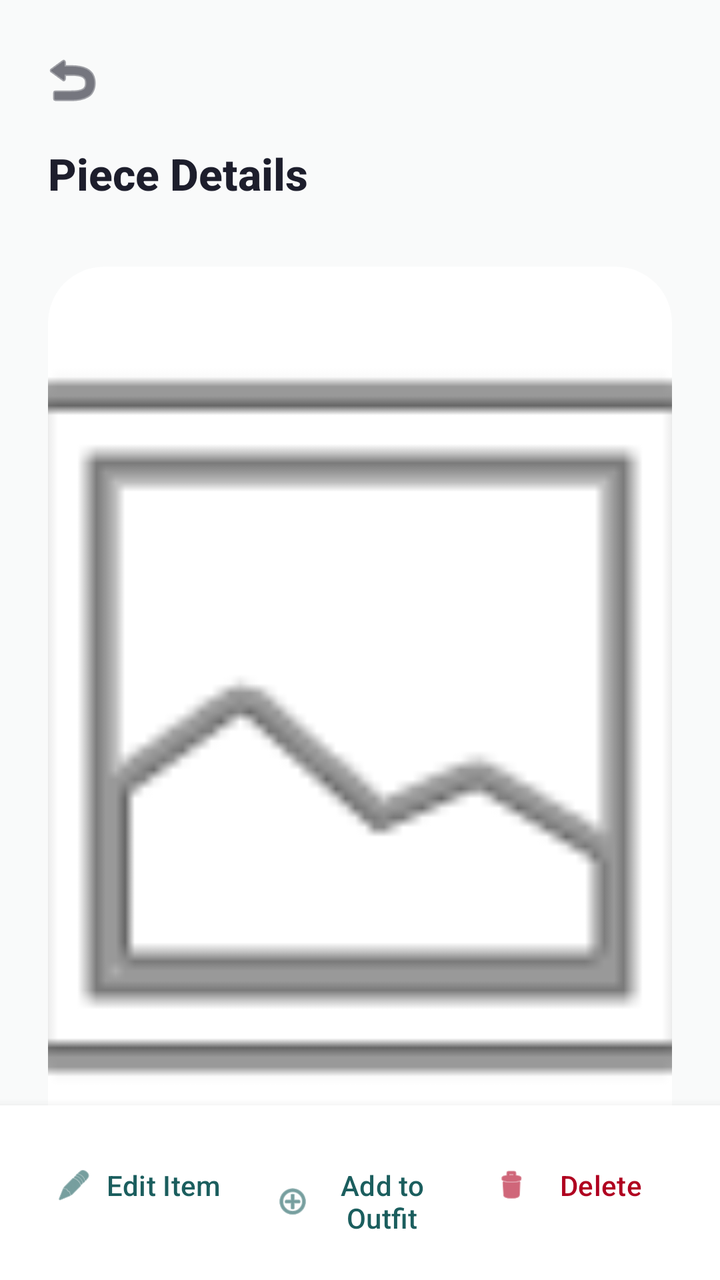
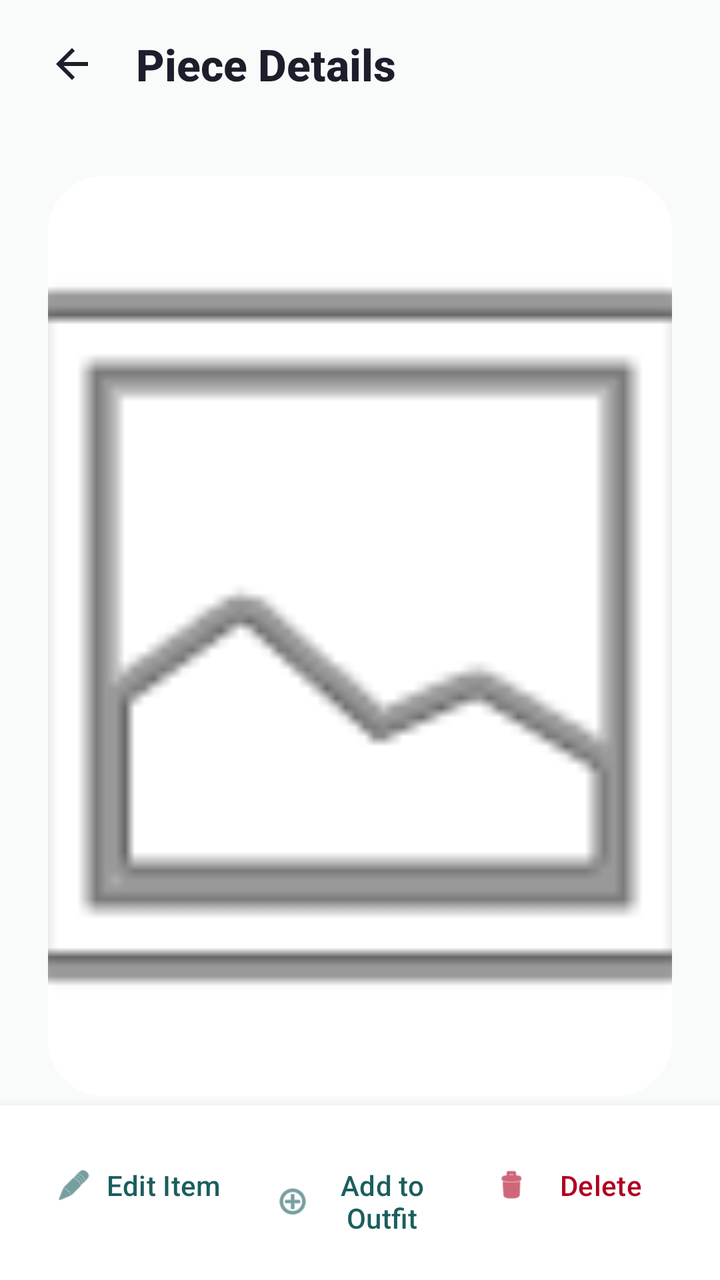

Screens rendered from an Android XML layout before and after an edit, with the pre-edit source and the edit as a unified diff.
<!-- AndroidManifest.xml: application theme Theme.FitsForYou -->
<!-- res/layout/activity_clothing_detail.xml -->
<?xml version="1.0" encoding="utf-8"?>
<androidx.constraintlayout.widget.ConstraintLayout xmlns:android="http://schemas.android.com/apk/res/android"
    xmlns:app="http://schemas.android.com/apk/res-auto"
    xmlns:tools="http://schemas.android.com/tools"
    android:id="@+id/detailRoot"
    android:layout_width="match_parent"
    android:layout_height="match_parent"
    android:background="@color/background">

    
    <androidx.constraintlayout.widget.ConstraintLayout
        android:id="@+id/header"
        android:layout_width="match_parent"
        android:layout_height="wrap_content"
        android:background="@android:color/transparent"
        android:paddingBottom="8dp"
        app:layout_constraintTop_toTopOf="parent">

        <ImageButton
            android:id="@+id/backBtn"
            android:layout_width="48dp"
            android:layout_height="48dp"
            android:layout_marginStart="12dp"
            android:layout_marginTop="16dp"
            android:background="?attr/selectableItemBackgroundBorderless"
            android:src="@android:drawable/ic_menu_revert"
            app:layout_constraintStart_toStartOf="parent"
            app:layout_constraintTop_toTopOf="parent"
            app:tint="@color/text_primary" />

        <TextView
            android:id="@+id/detailTitle"
            style="@style/TextHeader"
            android:layout_width="wrap_content"
            android:layout_height="wrap_content"
            android:layout_marginStart="24dp"
            android:layout_marginTop="8dp"
            android:text="Piece Details"
            app:layout_constraintStart_toStartOf="parent"
            app:layout_constraintTop_toBottomOf="@id/backBtn" />
    </androidx.constraintlayout.widget.ConstraintLayout>

    <androidx.core.widget.NestedScrollView
        android:layout_width="match_parent"
        android:layout_height="0dp"
        android:fillViewport="true"
        app:layout_constraintBottom_toTopOf="@id/bottomActionRow"
        app:layout_constraintTop_toBottomOf="@id/header">

        <LinearLayout
            android:layout_width="match_parent"
            android:layout_height="wrap_content"
            android:orientation="vertical"
            android:padding="24dp">

            <com.google.android.material.card.MaterialCardView
                android:id="@+id/imageCard"
                android:layout_width="match_parent"
                android:layout_height="460dp"
                app:cardCornerRadius="@dimen/card_corner_radius_large"
                app:cardElevation="0dp"
                app:strokeWidth="0dp">

                <ImageView
                    android:id="@+id/clothingImage"
                    android:layout_width="match_parent"
                    android:layout_height="match_parent"
                    android:scaleType="centerCrop"
                    android:src="@android:drawable/ic_menu_gallery" />
            </com.google.android.material.card.MaterialCardView>

            <LinearLayout
                android:layout_width="match_parent"
                android:layout_height="wrap_content"
                android:layout_marginTop="24dp"
                android:orientation="horizontal"
                android:gravity="center_vertical">

                <TextView
                    android:id="@+id/clothingName"
                    style="@style/TextTitle"
                    android:layout_width="0dp"
                    android:layout_height="wrap_content"
                    android:layout_weight="1"
                    android:text="Piece Name" />

                <TextView
                    android:id="@+id/capsuleBadge"
                    android:layout_width="wrap_content"
                    android:layout_height="wrap_content"
                    android:background="@drawable/badge_bg"
                    android:paddingHorizontal="10dp"
                    android:paddingVertical="4dp"
                    android:text="CAPSULE ESSENTIAL"
                    android:textColor="@color/white"
                    android:textSize="@dimen/text_size_micro"
                    android:textStyle="bold"
                    android:visibility="gone" />
            </LinearLayout>

            <TextView
                android:id="@+id/categoryTag"
                android:layout_width="wrap_content"
                android:layout_height="wrap_content"
                android:layout_marginTop="4dp"
                android:background="@color/primary_light"
                android:paddingHorizontal="12dp"
                android:paddingVertical="4dp"
                android:text="Category"
                android:textColor="@color/primary"
                android:textStyle="bold"
                android:textSize="@dimen/text_size_tiny" />

            
            <TextView
                style="@style/TextHeader"
                android:layout_width="wrap_content"
                android:layout_height="wrap_content"
                android:layout_marginTop="32dp"
                android:text="Attributes"
                android:textSize="@dimen/text_size_body" />

            <com.google.android.material.card.MaterialCardView
                android:layout_width="match_parent"
                android:layout_height="wrap_content"
                android:layout_marginTop="12dp"
                app:cardCornerRadius="@dimen/card_corner_radius"
                app:cardElevation="0dp"
                app:strokeColor="@color/border"
                app:strokeWidth="1dp"
                app:cardBackgroundColor="@color/white">

                <LinearLayout
                    android:layout_width="match_parent"
                    android:layout_height="wrap_content"
                    android:orientation="vertical"
                    android:padding="16dp">

                    <LinearLayout
                        android:layout_width="match_parent"
                        android:layout_height="wrap_content"
                        android:orientation="horizontal">
                        <TextView style="@style/TextSecondary" android:layout_width="100dp" android:layout_height="wrap_content" android:text="Primary Color" />
                        <View android:id="@+id/colorIndicator" android:layout_width="16dp" android:layout_height="16dp" android:layout_gravity="center_vertical" android:background="@color/black" />
                        <TextView android:id="@+id/colorText" style="@style/TextBody" android:layout_width="wrap_content" android:layout_height="wrap_content" android:layout_marginStart="8dp" android:text="Black" />
                    </LinearLayout>

                    <LinearLayout
                        android:layout_width="match_parent"
                        android:layout_height="wrap_content"
                        android:layout_marginTop="12dp"
                        android:orientation="horizontal">
                        <TextView style="@style/TextSecondary" android:layout_width="100dp" android:layout_height="wrap_content" android:text="Season" />
                        <TextView android:id="@+id/seasonText" style="@style/TextBody" android:layout_width="wrap_content" android:layout_height="wrap_content" android:text="All Season" />
                    </LinearLayout>

                    <LinearLayout
                        android:layout_width="match_parent"
                        android:layout_height="wrap_content"
                        android:layout_marginTop="12dp"
                        android:orientation="horizontal">
                        <TextView style="@style/TextSecondary" android:layout_width="100dp" android:layout_height="wrap_content" android:text="Added On" />
                        <TextView android:id="@+id/addedOnText" style="@style/TextBody" android:layout_width="wrap_content" android:layout_height="wrap_content" android:text="Sept 5, 2026" />
                    </LinearLayout>
                </LinearLayout>
            </com.google.android.material.card.MaterialCardView>

            
            <TextView
                style="@style/TextHeader"
                android:layout_width="wrap_content"
                android:layout_height="wrap_content"
                android:layout_marginTop="32dp"
                android:text="Usage Analytics"
                android:textSize="@dimen/text_size_body" />

            <com.google.android.material.card.MaterialCardView
                android:layout_width="match_parent"
                android:layout_height="wrap_content"
                android:layout_marginTop="12dp"
                app:cardCornerRadius="@dimen/card_corner_radius"
                app:cardElevation="0dp"
                app:strokeColor="@color/border"
                app:strokeWidth="1dp"
                app:cardBackgroundColor="@color/white">

                <LinearLayout
                    android:layout_width="match_parent"
                    android:layout_height="wrap_content"
                    android:orientation="vertical"
                    android:padding="16dp">

                    <LinearLayout
                        android:layout_width="match_parent"
                        android:layout_height="wrap_content"
                        android:orientation="horizontal">
                        <TextView style="@style/TextSecondary" android:layout_width="100dp" android:layout_height="wrap_content" android:text="Times Worn" />
                        <TextView android:id="@+id/timesWornText" style="@style/TextBody" android:layout_width="wrap_content" android:layout_height="wrap_content" android:text="0 times" android:textStyle="bold" />
                    </LinearLayout>

                    <LinearLayout
                        android:layout_width="match_parent"
                        android:layout_height="wrap_content"
                        android:layout_marginTop="12dp"
                        android:orientation="horizontal">
                        <TextView style="@style/TextSecondary" android:layout_width="100dp" android:layout_height="wrap_content" android:text="Last Worn" />
                        <TextView android:id="@+id/lastWornText" style="@style/TextBody" android:layout_width="wrap_content" android:layout_height="wrap_content" android:text="Never worn" />
                    </LinearLayout>
                </LinearLayout>
            </com.google.android.material.card.MaterialCardView>

            <Button
                android:id="@+id/markWornBtn"
                style="@style/PrimaryButton"
                android:layout_width="match_parent"
                android:layout_height="56dp"
                android:layout_marginTop="32dp"
                android:text="Mark Worn Today" />

            <View android:layout_width="match_parent" android:layout_height="40dp" />

        </LinearLayout>
    </androidx.core.widget.NestedScrollView>

    <LinearLayout
        android:id="@+id/bottomActionRow"
        android:layout_width="match_parent"
        android:layout_height="wrap_content"
        android:background="@color/white"
        android:elevation="8dp"
        android:orientation="horizontal"
        android:padding="16dp"
        app:layout_constraintBottom_toBottomOf="parent">

        <com.google.android.material.button.MaterialButton
            android:id="@+id/editBtn"
            style="@style/Widget.Material3.Button.TextButton"
            android:layout_width="0dp"
            android:layout_height="wrap_content"
            android:layout_weight="1"
            android:text="Edit Item"
            app:icon="@android:drawable/ic_menu_edit" />

        <com.google.android.material.button.MaterialButton
            android:id="@+id/addToOutfitBtn"
            style="@style/Widget.Material3.Button.TextButton"
            android:layout_width="0dp"
            android:layout_height="wrap_content"
            android:layout_weight="1"
            android:text="Add to Outfit"
            app:icon="@android:drawable/ic_menu_add" />

        <com.google.android.material.button.MaterialButton
            android:id="@+id/deleteBtn"
            style="@style/Widget.Material3.Button.TextButton"
            android:layout_width="0dp"
            android:layout_height="wrap_content"
            android:layout_weight="1"
            android:text="Delete"
            android:textColor="@color/error"
            app:icon="@android:drawable/ic_menu_delete"
            app:iconTint="@color/error" />
    </LinearLayout>

</androidx.constraintlayout.widget.ConstraintLayout>
<!-- resources referenced by this layout -->
<resources>
  <color name="background">#F9FAFA</color>
  <color name="black">#FF000000</color>
  <color name="border">#EAEAEA</color>
  <color name="error">#B00020</color>
  <color name="primary">#1B5E5E</color>
  <color name="primary_light">#E8F1F1</color>
  <color name="text_primary">#1D1E2C</color>
  <color name="white">#FFFFFFFF</color>
  <dimen name="card_corner_radius">20dp</dimen>
  <dimen name="card_corner_radius_large">28dp</dimen>
  <dimen name="text_size_body">16sp</dimen>
  <dimen name="text_size_micro">9sp</dimen>
  <dimen name="text_size_tiny">12sp</dimen>
  <!-- drawable badge_bg (drawable) -->
  <?xml version="1.0" encoding="utf-8"?>
  <shape xmlns:android="http://schemas.android.com/apk/res/android">
      <solid android:color="@color/accent" />
      <corners android:radius="8dp" />
  </shape>
  <style name="TextBody">
          <item name="android:textSize">@dimen/text_size_body</item>
          <item name="android:textColor">@color/text_primary</item>
          <item name="android:fontFamily">sans-serif</item>
      </style>
  <style name="TextHeader">
          <item name="android:textSize">@dimen/text_size_header</item>
          <item name="android:textStyle">bold</item>
          <item name="android:textColor">@color/text_primary</item>
          <item name="android:fontFamily">sans-serif-medium</item>
      </style>
  <style name="TextSecondary">
          <item name="android:textSize">@dimen/text_size_small</item>
          <item name="android:textColor">@color/text_secondary</item>
          <item name="android:fontFamily">sans-serif</item>
      </style>
  <style name="TextTitle">
          <item name="android:textSize">@dimen/text_size_title</item>
          <item name="android:textStyle">bold</item>
          <item name="android:textColor">@color/text_primary</item>
          <item name="android:fontFamily">sans-serif-medium</item>
      </style>
  <style name="Theme.FitsForYou" parent="Base.Theme.FitsForYou" />
  <color name="accent">#D35D47</color>
  <dimen name="button_height">52dp</dimen>
  <dimen name="button_corner_radius">28dp</dimen>
  <dimen name="text_size_header">22sp</dimen>
  <dimen name="text_size_small">14sp</dimen>
  <color name="text_secondary">#7A7A7A</color>
  <dimen name="text_size_title">28sp</dimen>
  <style name="Base.Theme.FitsForYou" parent="Theme.Material3.DayNight.NoActionBar">
          <item name="colorPrimary">@color/primary</item>
          <item name="colorOnPrimary">@color/on_primary</item>
          <item name="colorSecondary">@color/secondary</item>
          <item name="colorOnSecondary">@color/on_secondary</item>
          <item name="android:windowBackground">@color/background</item>
          <item name="colorSurface">@color/surface</item>
          <item name="colorOnSurface">@color/on_surface</item>
      </style>
  <color name="on_primary">#FFFFFF</color>
  <color name="secondary">#1B5E5E</color>
  <color name="on_secondary">#FFFFFF</color>
  <color name="surface">#FFFFFF</color>
  <color name="on_surface">#1B5E5E</color>
  <!-- unchanged entries left out for length: 1 -->
</resources>

<!-- the commit's change to res/layout/activity_clothing_detail.xml (unified diff, before → after) -->
@@ -11,9 +11,8 @@
     <androidx.constraintlayout.widget.ConstraintLayout
         android:id="@+id/header"
         android:layout_width="match_parent"
-        android:layout_height="wrap_content"
+        android:layout_height="@dimen/header_height"
         android:background="@android:color/transparent"
-        android:paddingBottom="8dp"
         app:layout_constraintTop_toTopOf="parent">
 
         <ImageButton
@@ -21,9 +20,10 @@
             android:layout_width="48dp"
             android:layout_height="48dp"
             android:layout_marginStart="12dp"
-            android:layout_marginTop="16dp"
             android:background="?attr/selectableItemBackgroundBorderless"
-            android:src="@android:drawable/ic_menu_revert"
+            android:contentDescription="@string/cd_back"
+            android:src="@drawable/ic_arrow_back"
+            app:layout_constraintBottom_toBottomOf="parent"
             app:layout_constraintStart_toStartOf="parent"
             app:layout_constraintTop_toTopOf="parent"
             app:tint="@color/text_primary" />
@@ -33,11 +33,11 @@
             style="@style/TextHeader"
             android:layout_width="wrap_content"
             android:layout_height="wrap_content"
-            android:layout_marginStart="24dp"
-            android:layout_marginTop="8dp"
+            android:layout_marginStart="8dp"
             android:text="Piece Details"
-            app:layout_constraintStart_toStartOf="parent"
-            app:layout_constraintTop_toBottomOf="@id/backBtn" />
+            app:layout_constraintBottom_toBottomOf="parent"
+            app:layout_constraintStart_toEndOf="@id/backBtn"
+            app:layout_constraintTop_toTopOf="parent" />
     </androidx.constraintlayout.widget.ConstraintLayout>
 
     <androidx.core.widget.NestedScrollView
@@ -51,7 +51,7 @@
             android:layout_width="match_parent"
             android:layout_height="wrap_content"
             android:orientation="vertical"
-            android:padding="24dp">
+            android:padding="@dimen/spacing_large">
 
             <com.google.android.material.card.MaterialCardView
                 android:id="@+id/imageCard"
@@ -72,7 +72,7 @@
             <LinearLayout
                 android:layout_width="match_parent"
                 android:layout_height="wrap_content"
-                android:layout_marginTop="24dp"
+                android:layout_marginTop="@dimen/spacing_large"
                 android:orientation="horizontal"
                 android:gravity="center_vertical">
 
@@ -116,7 +116,7 @@
                 style="@style/TextHeader"
                 android:layout_width="wrap_content"
                 android:layout_height="wrap_content"
-                android:layout_marginTop="32dp"
+                android:layout_marginTop="@dimen/spacing_xlarge"
                 android:text="Attributes"
                 android:textSize="@dimen/text_size_body" />
 
@@ -134,7 +134,7 @@
                     android:layout_width="match_parent"
                     android:layout_height="wrap_content"
                     android:orientation="vertical"
-                    android:padding="16dp">
+                    android:padding="@dimen/spacing_medium">
 
                     <LinearLayout
                         android:layout_width="match_parent"
@@ -170,7 +170,7 @@
                 style="@style/TextHeader"
                 android:layout_width="wrap_content"
                 android:layout_height="wrap_content"
-                android:layout_marginTop="32dp"
+                android:layout_marginTop="@dimen/spacing_xlarge"
                 android:text="Usage Analytics"
                 android:textSize="@dimen/text_size_body" />
 
@@ -188,7 +188,7 @@
                     android:layout_width="match_parent"
                     android:layout_height="wrap_content"
                     android:orientation="vertical"
-                    android:padding="16dp">
+                    android:padding="@dimen/spacing_medium">
 
                     <LinearLayout
                         android:layout_width="match_parent"
@@ -214,7 +214,7 @@
                 style="@style/PrimaryButton"
                 android:layout_width="match_parent"
                 android:layout_height="56dp"
-                android:layout_marginTop="32dp"
+                android:layout_marginTop="@dimen/spacing_xlarge"
                 android:text="Mark Worn Today" />
 
             <View android:layout_width="match_parent" android:layout_height="40dp" />
@@ -229,7 +229,7 @@
         android:background="@color/white"
         android:elevation="8dp"
         android:orientation="horizontal"
-        android:padding="16dp"
+        android:padding="@dimen/spacing_medium"
         app:layout_constraintBottom_toBottomOf="parent">
 
         <com.google.android.material.button.MaterialButton
<!-- resource entries referenced after the edit -->
@@ -10,6 +10,10 @@
   <color name="white">#FFFFFFFF</color>
   <dimen name="card_corner_radius">20dp</dimen>
   <dimen name="card_corner_radius_large">28dp</dimen>
+  <dimen name="header_height">64dp</dimen>
+  <dimen name="spacing_large">24dp</dimen>
+  <dimen name="spacing_medium">16dp</dimen>
+  <dimen name="spacing_xlarge">32dp</dimen>
   <dimen name="text_size_body">16sp</dimen>
   <dimen name="text_size_micro">9sp</dimen>
   <dimen name="text_size_tiny">12sp</dimen>
@@ -19,6 +23,18 @@
       <solid android:color="@color/accent" />
       <corners android:radius="8dp" />
   </shape>
+  <!-- drawable ic_arrow_back (drawable) -->
+  <vector xmlns:android="http://schemas.android.com/apk/res/android"
+      android:width="24dp"
+      android:height="24dp"
+      android:viewportWidth="24"
+      android:viewportHeight="24"
+      android:tint="?attr/colorControlNormal">
+    <path
+        android:fillColor="@android:color/white"
+        android:pathData="M20,11H7.83l5.59,-5.59L12,4l-8,8 8,8 1.41,-1.41L7.83,13H20v-2z"/>
+  </vector>
+  <string name="cd_back">Back</string>
   <style name="TextBody">
           <item name="android:textSize">@dimen/text_size_body</item>
           <item name="android:textColor">@color/text_primary</item>
